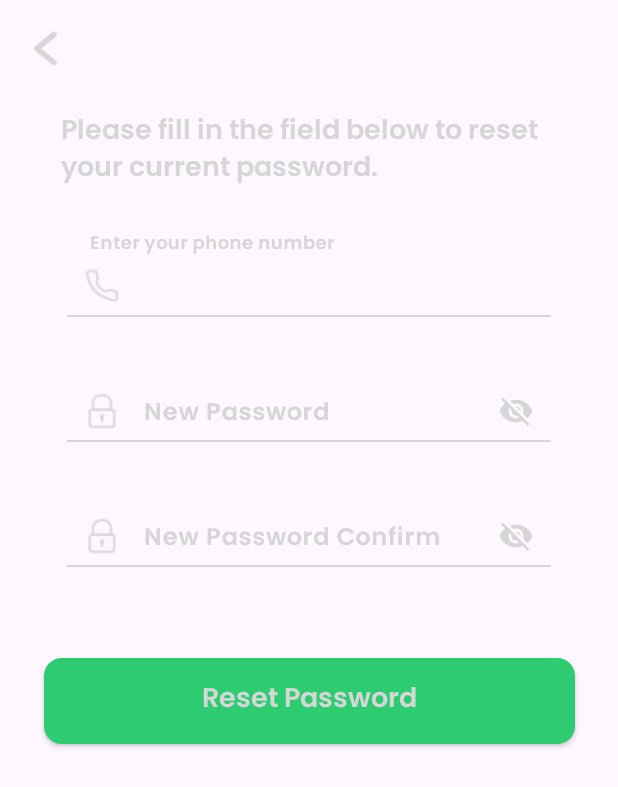
After one commit to WiniFyCode/FoodShop, an Android app: the ForgotPasswordActivity screen opened directly, with no data from a screen before it, on a phone screen of 412 x 824 dp. The commit adds this screen. Shown: the top 787 px of the screen. Run offline under Robolectric (Android 15) with nearby library versions, the phone set to English and light mode, and no system bars; our stand-ins replace Volley.

Commit message:
27/11/2024 update Forgor Password ( simple )

```diff
--- a/app/src/main/AndroidManifest.xml
+++ b/app/src/main/AndroidManifest.xml
@@ -16,6 +16,9 @@
         android:theme="@style/Theme.FoodShop"
         android:usesCleartextTraffic="true"
         tools:targetApi="31">
+        <activity
+            android:name=".Authentication.ForgotPasswordActivity"
+            android:exported="false" />
         <activity
             android:name=".Activity.OrderSuccessActivity"
             android:exported="false" />
@@ -42,7 +45,7 @@
             android:exported="true" />
         <activity
             android:name=".MainActivity"
-            android:exported="true"></activity>
+            android:exported="true" />
         <activity
             android:name=".Activity.BottomNavigationActivity"
             android:exported="true" />
--- a/app/src/main/java/com/thanh/foodshop/SERVER.java
+++ b/app/src/main/java/com/thanh/foodshop/SERVER.java
@@ -21,6 +21,7 @@ public class SERVER {
     public static String login_php = ip + "authentication/login.php";
     public static String register_php = ip + "authentication/register.php";
     public static String update_user_info_php = ip + "authentication/update_user_info.php";
+    public static String change_password_php = ip + "authentication/change_password.php";
 
 //    CART
     public static String get_cart_php = ip + "cart/get_cart.php";
--- /dev/null
+++ b/app/src/main/res/layout/activity_forgot_password.xml
@@ -0,0 +1,139 @@
+<?xml version="1.0" encoding="utf-8"?>
+<androidx.constraintlayout.widget.ConstraintLayout xmlns:android="http://schemas.android.com/apk/res/android"
+    xmlns:app="http://schemas.android.com/apk/res-auto"
+    xmlns:tools="http://schemas.android.com/tools"
+    android:id="@+id/main"
+    android:layout_width="match_parent"
+    android:layout_height="match_parent"
+    android:layout_margin="15dp"
+    tools:context=".Authentication.ForgotPasswordActivity">
+
+    <androidx.appcompat.widget.AppCompatButton
+        android:id="@+id/btnBack"
+        android:layout_width="30dp"
+        android:layout_height="30dp"
+        android:layout_marginTop="2dp"
+        android:background="@drawable/back"
+        android:backgroundTint="@color/Primary_yellow"
+        android:gravity="center"
+        app:layout_constraintStart_toStartOf="parent"
+        app:layout_constraintTop_toTopOf="parent" />
+
+    <TextView
+        android:id="@+id/textView11"
+        android:layout_width="wrap_content"
+        android:layout_height="wrap_content"
+        android:layout_margin="15dp"
+        android:gravity="center"
+        android:text="Reset Password"
+        android:textSize="20sp"
+        android:textStyle="bold"
+        app:layout_constraintBottom_toBottomOf="@+id/btnBack"
+        app:layout_constraintStart_toEndOf="@+id/btnBack"
+        app:layout_constraintTop_toTopOf="@+id/btnBack" />
+
+    <TextView
+        android:id="@+id/textView13"
+        android:layout_width="match_parent"
+        android:layout_height="wrap_content"
+        android:layout_margin="25dp"
+        android:text="Please fill in the field below to reset your current password."
+        android:textColor="@color/holo_gray_light"
+        android:textSize="18sp"
+        app:layout_constraintEnd_toEndOf="parent"
+        app:layout_constraintStart_toStartOf="parent"
+        app:layout_constraintTop_toBottomOf="@+id/btnBack" />
+
+    <com.google.android.material.textfield.TextInputLayout
+        android:id="@+id/tipEnPhoneNumber"
+        android:layout_width="0dp"
+        android:layout_height="wrap_content"
+        android:layout_marginStart="16dp"
+        android:layout_marginTop="25dp"
+        android:layout_marginEnd="16dp"
+        android:hint="@string/enter_your_phone_number"
+        android:textColorHint="@color/DarkGray"
+        app:layout_constraintEnd_toEndOf="parent"
+        app:layout_constraintStart_toStartOf="parent"
+        app:layout_constraintTop_toBottomOf="@+id/textView13"
+        app:layout_constraintWidth_percent="0.85"
+        app:startIconDrawable="@drawable/phone_icon"
+        app:startIconTint="@color/DarkGray">
+
+        <com.google.android.material.textfield.TextInputEditText
+            android:id="@+id/ipedtEnPhoneNumber"
+            android:layout_width="match_parent"
+            android:layout_height="wrap_content"
+            android:background="@drawable/text_input_line_below_pg"
+            android:inputType="number" />
+    </com.google.android.material.textfield.TextInputLayout>
+
+    <com.google.android.material.textfield.TextInputLayout
+        android:id="@+id/tipNewPassword"
+        android:layout_width="0dp"
+        android:layout_height="wrap_content"
+        android:layout_marginStart="16dp"
+        android:layout_marginEnd="16dp"
+        android:layout_marginTop="15dp"
+        android:hint="New Password"
+        android:textColorHint="@color/DarkGray"
+        app:endIconMode="password_toggle"
+        app:endIconTint="@color/DarkGray"
+        app:layout_constraintEnd_toEndOf="parent"
+        app:layout_constraintStart_toStartOf="parent"
+        app:layout_constraintTop_toBottomOf="@+id/tipEnPhoneNumber"
+        app:layout_constraintWidth_percent="0.85"
+        app:startIconDrawable="@drawable/locked_icon"
+        app:startIconTint="@color/DarkGray">
+
+        <com.google.android.material.textfield.TextInputEditText
+            android:id="@+id/ipedtNewPassword"
+            android:layout_width="match_parent"
+            android:layout_height="wrap_content"
+            android:background="@drawable/text_input_line_below_pg" />
+    </com.google.android.material.textfield.TextInputLayout>
+
+    <com.google.android.material.textfield.TextInputLayout
+        android:id="@+id/tipPasswordConfirm"
+        android:layout_width="0dp"
+        android:layout_height="wrap_content"
+        android:layout_marginStart="16dp"
+        android:layout_marginTop="15dp"
+        android:layout_marginEnd="16dp"
+        android:hint="New Password Confirm"
+        android:inputType="textPassword"
+        android:textColorHint="@color/DarkGray"
+        app:endIconMode="password_toggle"
+        app:endIconTint="@color/DarkGray"
+        app:hintEnabled="true"
+        app:layout_constraintEnd_toEndOf="parent"
+        app:layout_constraintStart_toStartOf="parent"
+        app:layout_constraintTop_toBottomOf="@+id/tipNewPassword"
+        app:layout_constraintWidth_percent="0.85"
+        app:startIconDrawable="@drawable/locked_icon"
+        app:startIconTint="@color/DarkGray">
+
+        <com.google.android.material.textfield.TextInputEditText
+            android:id="@+id/ipedtPasswordConfirm"
+            android:layout_width="match_parent"
+            android:layout_height="wrap_content"
+            android:background="@drawable/text_input_line_below_pg" />
+
+    </com.google.android.material.textfield.TextInputLayout>
+
+    <androidx.appcompat.widget.AppCompatButton
+        android:id="@+id/btnResetPassword"
+        android:layout_width="354dp"
+        android:layout_height="57dp"
+        android:layout_marginTop="50dp"
+        android:background="@drawable/button_bg"
+        android:elevation="8dp"
+        android:text="Reset Password"
+        android:textAllCaps="false"
+        android:textColor="@color/white"
+        android:textSize="18sp"
+        app:layout_constraintEnd_toEndOf="parent"
+        app:layout_constraintStart_toStartOf="parent"
+        app:layout_constraintTop_toBottomOf="@+id/tipPasswordConfirm" />
+
+</androidx.constraintlayout.widget.ConstraintLayout>
--- a/app/src/main/res/layout/fragment_login.xml
+++ b/app/src/main/res/layout/fragment_login.xml
@@ -65,7 +65,7 @@
         android:layout_marginTop="35dp"
         android:layout_marginEnd="16dp"
         android:text="@string/forgot_password"
-        android:textSize="13sp"
+        android:textSize="14sp"
         app:layout_constraintEnd_toEndOf="parent"
         app:layout_constraintTop_toBottomOf="@+id/tipPassword" />
 
```
Also changed, not shown: app/src/main/java/com/thanh/foodshop/Authentication/ChangePasswordFragment.java (deleted, +0 -19 lines), app/src/main/java/com/thanh/foodshop/Authentication/ForgotPasswordActivity.java (added, +124 -0 lines), app/src/main/java/com/thanh/foodshop/Authentication/LoginFragment.java (+16 -4 lines), app/src/main/res/layout/fragment_change_password.xml (deleted, +0 -10 lines).
